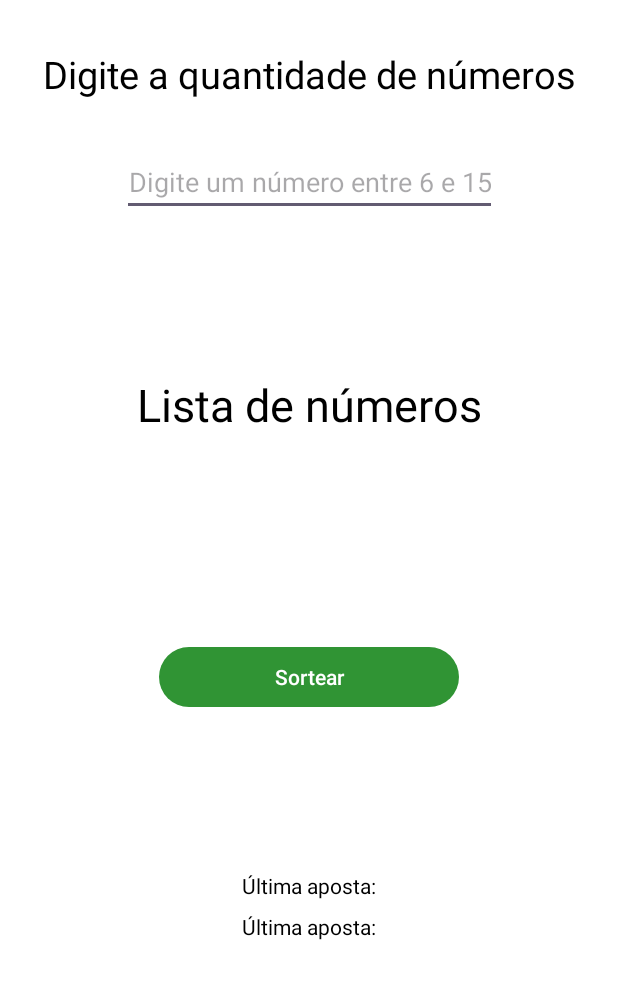
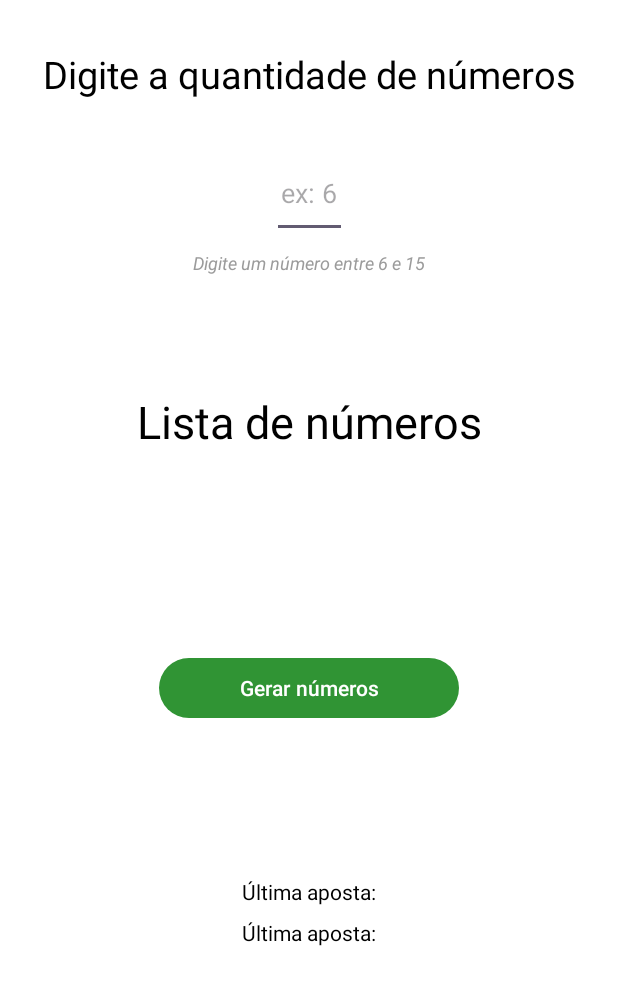
Before and after one commit to harrissondutra/APP_MegaSena, an Android app: the layout activity_main.xml on its own in the app's theme, with its tools: preview values and no code run, on a phone screen of 412 x 824 dp, the part 96-1101 px from its top. Run offline under Robolectric (Android 15) with nearby library versions, the phone set to English and light mode, and no system bars.

Commit message:
V 1.2.1 - Alterações visuais

```diff
--- a/app/build.gradle.kts
+++ b/app/build.gradle.kts
@@ -12,7 +12,7 @@ android {
         minSdk = 24
         targetSdk = 34
         versionCode = 1
-        versionName = "1.0"
+        versionName = "1.2"
 
         testInstrumentationRunner = "androidx.test.runner.AndroidJUnitRunner"
     }
--- a/app/src/main/java/com/estudo/app_megasena/MainActivity.kt
+++ b/app/src/main/java/com/estudo/app_megasena/MainActivity.kt
@@ -29,7 +29,7 @@ class MainActivity : AppCompatActivity() {
         val textHistorico: TextView = binding.txtHistorico
 
 
-        resultado.text = "Clique para sortear os números"
+        resultado.text = ""
 
         button.setOnClickListener {
             prefs = getSharedPreferences("db", Context.MODE_PRIVATE)
--- a/app/src/main/res/layout/activity_main.xml
+++ b/app/src/main/res/layout/activity_main.xml
@@ -49,16 +49,30 @@
 
     <EditText
         android:id="@+id/edt_numeros"
-        android:layout_width="wrap_content"
-        android:layout_height="wrap_content"
+        android:layout_width="50dp"
+        android:layout_height="60dp"
         android:layout_marginTop="32dp"
-        android:hint="@string/hint"
         android:inputType="number"
         android:textAlignment="center"
+        android:hint="@string/ex_6"
         android:textColor="@color/black"
         app:layout_constraintEnd_toEndOf="parent"
         app:layout_constraintStart_toStartOf="parent"
         app:layout_constraintTop_toBottomOf="@id/txt_pergunta" />
+
+    <TextView
+        android:id="@+id/sub_pergunta"
+        android:layout_width="wrap_content"
+        android:layout_height="wrap_content"
+        android:layout_marginTop="8dp"
+        android:text="@string/hint"
+        android:textColor="#9B9B9B"
+        android:textSize="12sp"
+        android:textStyle="italic"
+        app:layout_constraintEnd_toEndOf="parent"
+        app:layout_constraintStart_toStartOf="parent"
+        app:layout_constraintTop_toBottomOf="@id/edt_numeros" />
+
 
     <TextView
         android:id="@+id/txt_numeros"
@@ -80,7 +94,7 @@
         android:layout_width="200dp"
         android:layout_height="wrap_content"
         android:layout_marginTop="32dp"
-        android:text="@string/sortear"
+        android:text="@string/gerar_numeros"
         android:textColor="@color/white"
         app:layout_constraintBottom_toTopOf="@id/label_historico"
         app:layout_constraintEnd_toEndOf="parent"
--- a/app/src/main/res/values/strings.xml
+++ b/app/src/main/res/values/strings.xml
@@ -1,10 +1,11 @@
 <resources>
     <string name="app_name">Números da Vitória</string>
     <string name="numeros">Lista de números</string>
-    <string name="sortear">Sortear</string>
+    <string name="gerar_numeros">Gerar números</string>
     <string name="iniciar">Clique para escolher os números</string>
     <string name="hint">Digite um número entre 6 e 15</string>
     <string name="label_qtdNumeros">Digite a quantidade de números</string>
     <string name="historico">Última aposta:</string>
+    <string name="ex_6">ex: 6</string>
 
 </resources>
```
Also changed, not shown: app/src/main/res/drawable/tela_mega1.jpg, app/src/main/res/drawable/tela_mega2.jpg.
